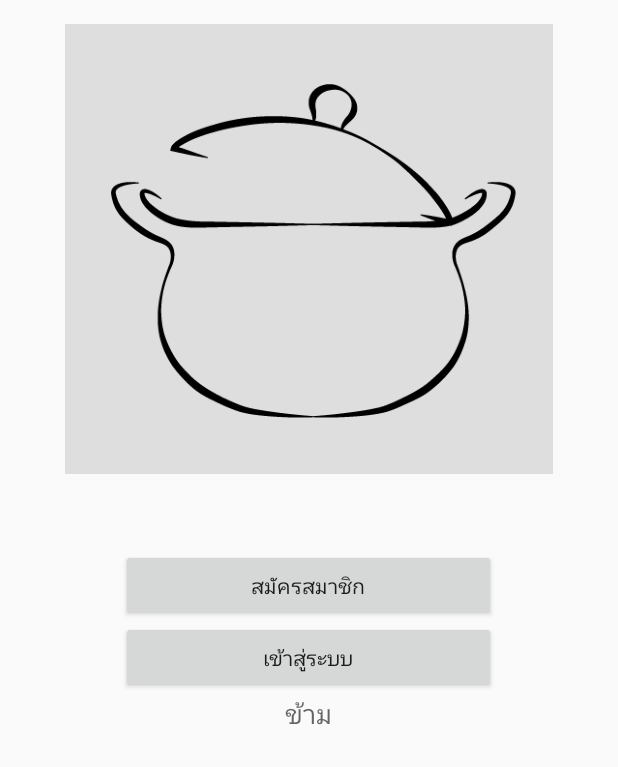
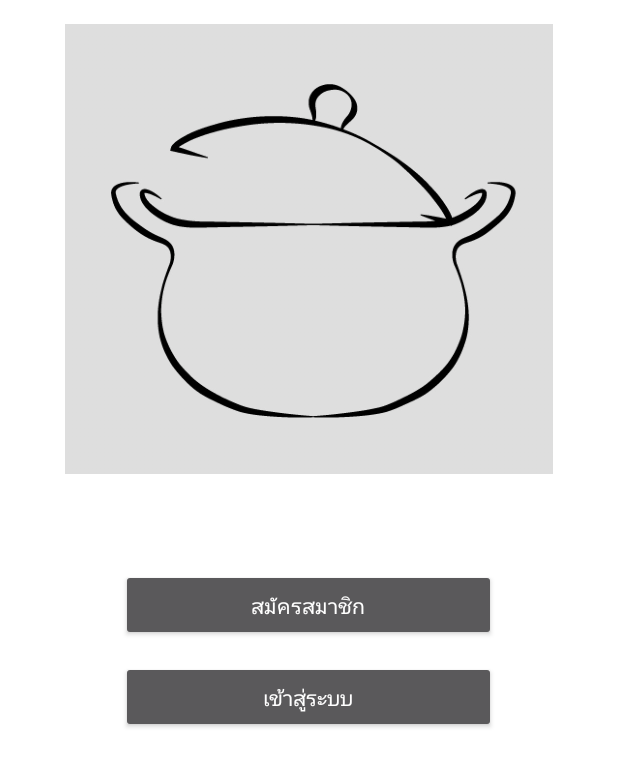
Before and after one commit to landtanin/Foody, an Android app: the layout activity_main.xml on its own in the app's theme, with its tools: preview values and no code run, on a phone screen of 412 x 824 dp. Shown: the top 767 px of the screen. Run offline under Robolectric (Android 15) with nearby library versions, the phone set to English and light mode, and no system bars.

Commit message:
finish activity_login2

```diff
--- a/app/src/main/AndroidManifest.xml
+++ b/app/src/main/AndroidManifest.xml
@@ -7,7 +7,7 @@
         android:icon="@mipmap/ic_launcher"
         android:label="@string/app_name"
         android:supportsRtl="true"
-        android:theme="@style/AppTheme">
+        android:theme="@style/Theme.AppCompat.NoActionBar">
         <activity android:name=".MainActivity">
             <intent-filter>
                 <action android:name="android.intent.action.MAIN" />
@@ -15,6 +15,7 @@
                 <category android:name="android.intent.category.LAUNCHER" />
             </intent-filter>
         </activity>
+        <activity android:name=".Login2Activity"></activity>
     </application>
 
 </manifest>
--- a/app/src/main/res/layout/activity_main.xml
+++ b/app/src/main/res/layout/activity_main.xml
@@ -7,7 +7,8 @@
     android:paddingLeft="@dimen/activity_horizontal_margin"
     android:paddingRight="@dimen/activity_horizontal_margin"
     android:paddingTop="@dimen/activity_vertical_margin"
-    tools:context="com.appdever.foody.MainActivity">
+    tools:context="com.appdever.foody.MainActivity"
+    android:background="#ffffff">
 
     <LinearLayout
         android:orientation="vertical"
@@ -31,14 +32,16 @@
                 android:layout_height="wrap_content"
                 android:text="สมัครสมาชิก"
                 android:id="@+id/button2"
-                android:layout_gravity="center_horizontal" />
+                android:layout_gravity="center_horizontal"
+                android:layout_marginTop="13dp" />
 
             <Button
                 android:layout_width="@dimen/login_page"
                 android:layout_height="wrap_content"
                 android:text="เข้าสู่ระบบ"
                 android:id="@+id/button"
-                android:layout_gravity="center_horizontal" />
+                android:layout_gravity="center_horizontal"
+                android:layout_marginTop="13dp" />
 
             <TextView
                 android:layout_width="wrap_content"
@@ -47,7 +50,8 @@
                 android:text="ข้าม"
                 android:id="@+id/textView"
                 android:layout_gravity="center_horizontal"
-                android:clickable="true" />
+                android:clickable="true"
+                android:layout_marginTop="13dp" />
         </LinearLayout>
     </LinearLayout>
 </RelativeLayout>
--- a/app/src/main/res/values/dimens.xml
+++ b/app/src/main/res/values/dimens.xml
@@ -4,4 +4,5 @@
     <dimen name="activity_vertical_margin">16dp</dimen>
     <dimen name="login_page">250dp</dimen>
     <dimen name="LogoLoginHeight">300dp</dimen>
+    <dimen name="textFieldHeight">43dp</dimen>
 </resources>
```
Also changed, not shown: app/src/main/java/com/appdever/foody/Login2Activity.java (added, +13 -0 lines), app/src/main/res/layout/activity_login2.xml (added, +45 -0 lines).
